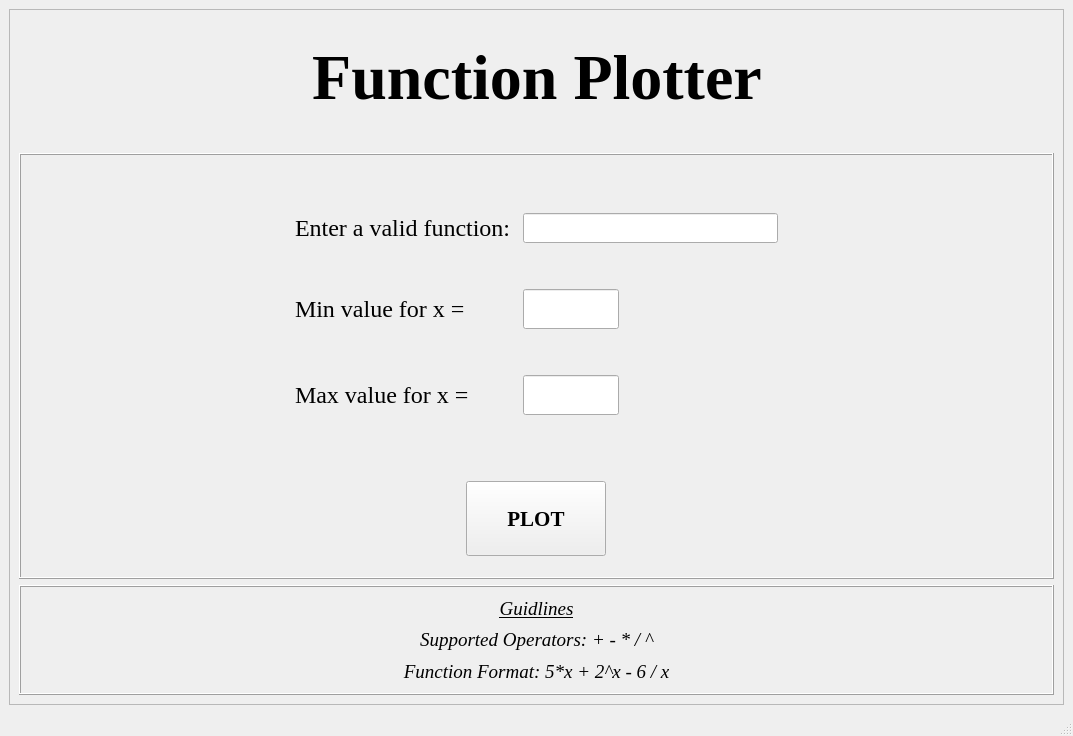
AbdelrahmanHamdyy/Function-Plotter, file Design.ui: the form before one commit.
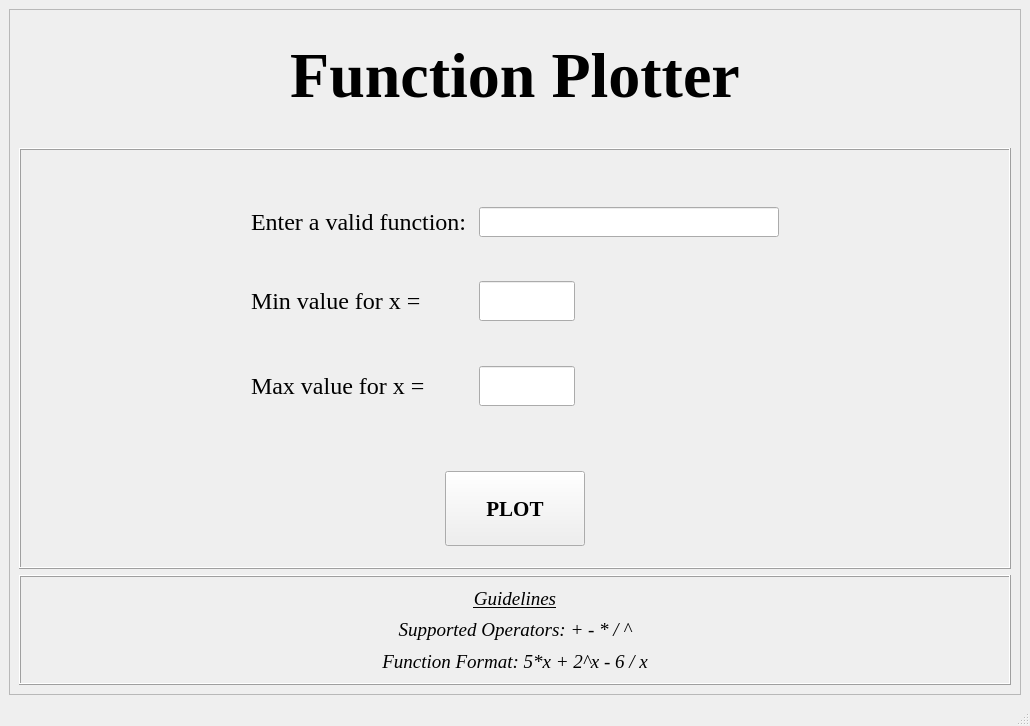
The form after the commit.

```diff
--- a/Design.ui
+++ b/Design.ui
@@ -6,8 +6,8 @@
    <rect>
     <x>0</x>
     <y>0</y>
-    <width>1073</width>
-    <height>736</height>
+    <width>1030</width>
+    <height>726</height>
    </rect>
   </property>
   <property name="palette">
@@ -102,7 +102,7 @@
              <enum>QFrame::NoFrame</enum>
             </property>
             <property name="text">
-             <string>Guidlines</string>
+             <string>Guidelines</string>
             </property>
             <property name="alignment">
              <set>Qt::AlignCenter</set>
@@ -387,13 +387,13 @@
               <widget class="QLineEdit" name="Function">
                <property name="minimumSize">
                 <size>
-                 <width>100</width>
+                 <width>300</width>
                  <height>30</height>
                 </size>
                </property>
                <property name="maximumSize">
                 <size>
-                 <width>479</width>
+                 <width>500</width>
                  <height>16777215</height>
                 </size>
                </property>
```
Left out of the diff: 104 changed lines with no effect on the pictures.
